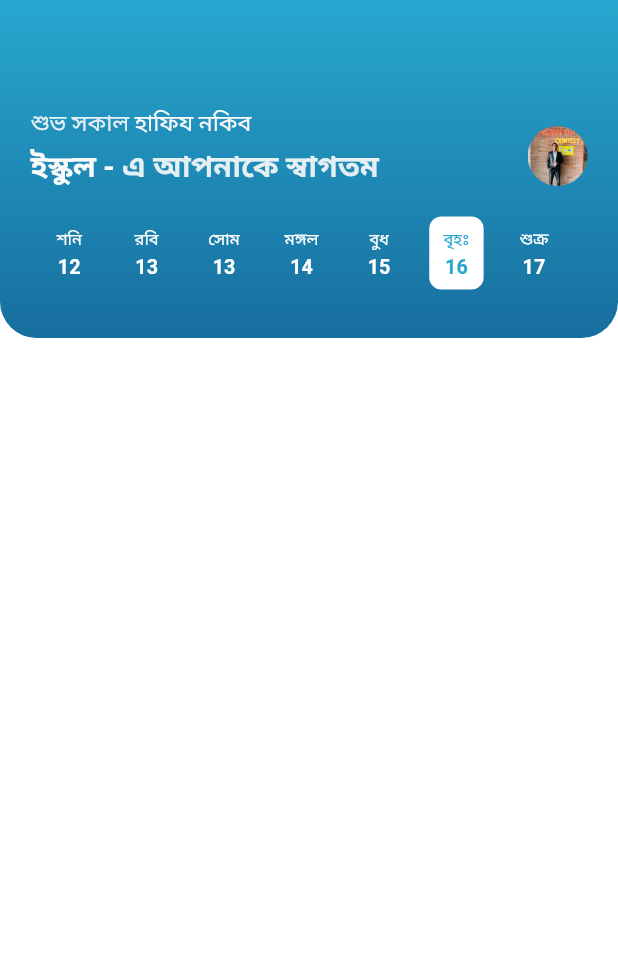
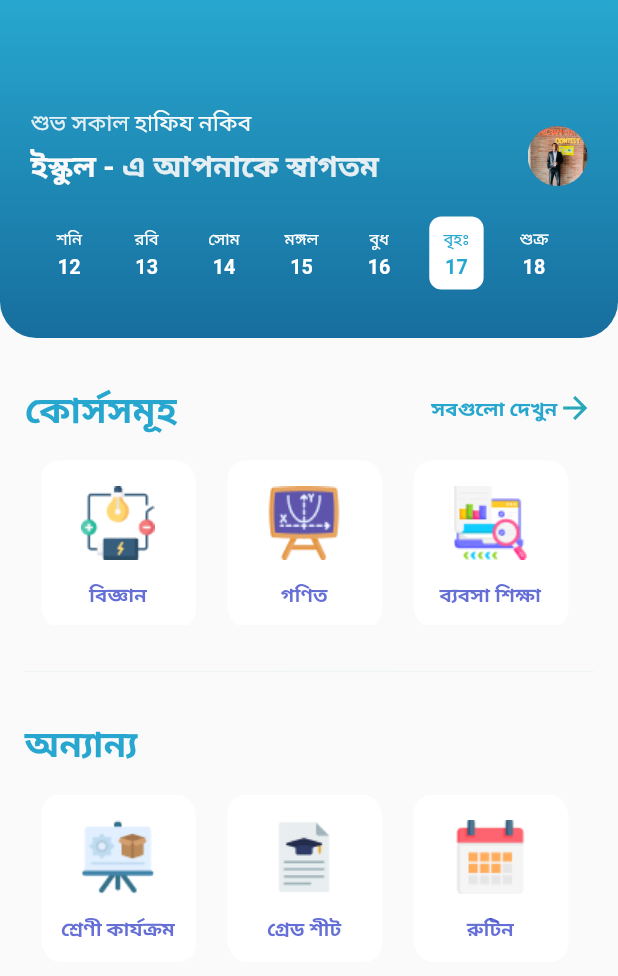
Before and after one commit to Sohag-84/school_app, a Flutter app: the DashboardScreen screen opened directly, on a phone screen of 412 x 824 dp. Shown: the top 976 px of the screen. Run offline on Flutter 3.47's test engine with Material 2 defaults, Android fonts, the phone set to English and light mode, and no system bars; our stand-ins replace flutter_screenutil, get.

Commit message:
course and other section is designed

```diff
--- a/lib/constant/app_text.dart
+++ b/lib/constant/app_text.dart
@@ -26,3 +26,18 @@ const tue = "মঙ্গল";
 const wed = "বুধ";
 const thur = "বৃহঃ";
 const fri = "শুক্র";
+
+const courses = "কোর্সসমূহ";
+const seeAll = "সবগুলো দেখুন";
+const science = "বিজ্ঞান";
+const math = "গণিত";
+const business = "ব্যবসা শিক্ষা";
+const homeScience = "গার্হস্থ্য বিজ্ঞান";
+const arts = "চারুপাঠ";
+const physicalEdu = "শারীরিক শিক্ষা";
+
+//others section
+const other = "অন্যান্য";
+const classText = "শ্রেণী কার্যক্রম";
+const grade = "গ্রেড শীট";
+const routine = "রুটিন";
--- a/lib/constant/image_path.dart
+++ b/lib/constant/image_path.dart
@@ -8,3 +8,13 @@ const icProfile = "assets/icons/profile.png";
 
 //dashboard screen image
 const imgProfile = "assets/images/profile.jpeg";
+
+//course icon
+const icScience = "assets/icons/science.png";
+const icMath = "assets/icons/math.png";
+const icBusiness = "assets/icons/business.png";
+
+//others section icon
+const icClass = "assets/icons/class.png";
+const icGrade = "assets/icons/grade.png";
+const icRoutine = "assets/icons/routine.png";
--- a/lib/constant/list.dart
+++ b/lib/constant/list.dart
@@ -1,16 +1,17 @@
 import 'package:flutter/material.dart';
+import 'package:school_app/constant/image_path.dart';
 import 'package:school_app/views/screens/dashboard_screen/dashboard_screen.dart';
 
 import 'app_text.dart';
 
 const List pageList = [
+  DashboardScreen(),
   Center(
     child: Text(menu),
   ),
   Center(
     child: Text(inbox),
   ),
-  DashboardScreen(),
   Center(
     child: Text(profile),
   ),
@@ -18,4 +19,12 @@ const List pageList = [
 
 //date list
 const List daysList = [sat, sun, mon, tue, wed, thur, fri];
-const List dateList = ["12", "13", "13", "14", "15", "16", "17"];
+const List dateList = ["12", "13", "14", "15", "16", "17", "18"];
+
+//course list
+const List courseImageList = [icScience, icMath, icBusiness, icScience, icMath];
+const List courseTextList = [science, math, business, science, math];
+
+//others section list
+const List otherImageList = [icClass, icGrade, icRoutine];
+const List otherTextList = [classText, grade, routine];
--- a/lib/main.dart
+++ b/lib/main.dart
@@ -2,6 +2,7 @@ import 'package:flutter/material.dart';
 import 'package:flutter_screenutil/flutter_screenutil.dart';
 import 'package:get/get.dart';
 import 'package:school_app/views/auth/login_screen.dart';
+import 'package:school_app/views/screens/bottom_navigation.dart';
 
 void main() {
   runApp(const MyApp());
@@ -21,7 +22,7 @@ class MyApp extends StatelessWidget {
           theme: ThemeData(
             primarySwatch: Colors.blue,
           ),
-          home: const LoginScreen(),
+          home: BottomNavigatonScreen(),
         );
       },
     );
--- /dev/null
+++ b/lib/views/screens/dashboard_screen/components/courses_list.dart
@@ -0,0 +1,36 @@
+// ignore_for_file: use_full_hex_values_for_flutter_colors, prefer_const_constructors
+
+import 'package:flutter/material.dart';
+import 'package:flutter_screenutil/flutter_screenutil.dart';
+import 'package:school_app/constant/app_text.dart';
+import 'package:school_app/constant/list.dart';
+import 'package:school_app/views/screens/dashboard_screen/widgets/custom_card.dart';
+import 'package:school_app/views/screens/dashboard_screen/widgets/custom_row.dart';
+
+class CoursesList extends StatelessWidget {
+  const CoursesList({Key? key}) : super(key: key);
+
+  @override
+  Widget build(BuildContext context) {
+    return Column(
+      children: [
+        CustomRow(title: courses),
+        SizedBox(height: 18.h),
+        SizedBox(
+          height: 108.h,
+          child: ListView.builder(
+            scrollDirection: Axis.horizontal,
+            physics: BouncingScrollPhysics(),
+            itemCount: courseImageList.length,
+            itemBuilder: (contex, index) {
+              return CustomCard(
+                image: courseImageList[index],
+                title: courseTextList[index],
+              );
+            },
+          ),
+        ),
+      ],
+    );
+  }
+}
--- /dev/null
+++ b/lib/views/screens/dashboard_screen/components/other_sction.dart
@@ -0,0 +1,42 @@
+import 'package:flutter/material.dart';
+import 'package:flutter_screenutil/flutter_screenutil.dart';
+import 'package:school_app/constant/app_colors.dart';
+import 'package:school_app/constant/app_text.dart';
+import 'package:school_app/constant/list.dart';
+import 'package:school_app/views/screens/dashboard_screen/widgets/custom_card.dart';
+
+class OtherSection extends StatelessWidget {
+  const OtherSection({Key? key}) : super(key: key);
+
+  @override
+  Widget build(BuildContext context) {
+    return Column(
+      crossAxisAlignment: CrossAxisAlignment.start,
+      children: [
+        Text(
+          other,
+          style: TextStyle(
+            fontSize: 22.sp,
+            color: selectedColor,
+            fontWeight: FontWeight.w700,
+          ),
+        ),
+        SizedBox(height: 18.h),
+         SizedBox(
+          height: 108.h,
+          child: ListView.builder(
+            scrollDirection: Axis.horizontal,
+            itemCount: otherImageList.length,
+            itemBuilder: (contex, index) {
+              return CustomCard(
+                image: otherImageList[index],
+                title: otherTextList[index],
+              );
+            },
+          ),
+        ),
+
+      ],
+    );
+  }
+}
--- a/lib/views/screens/dashboard_screen/dashboard_screen.dart
+++ b/lib/views/screens/dashboard_screen/dashboard_screen.dart
@@ -1,8 +1,11 @@
 // ignore_for_file: prefer_const_constructors
 
 import 'package:flutter/material.dart';
+import 'package:flutter_screenutil/flutter_screenutil.dart';
+import 'package:school_app/views/screens/dashboard_screen/components/courses_list.dart';
 
 import 'components/appbar_container.dart';
+import 'components/other_sction.dart';
 
 class DashboardScreen extends StatelessWidget {
   const DashboardScreen({Key? key}) : super(key: key);
@@ -10,11 +13,26 @@ class DashboardScreen extends StatelessWidget {
   @override
   Widget build(BuildContext context) {
     return Scaffold(
-      backgroundColor: Colors.white,
       body: SingleChildScrollView(
         child: Column(
           children: [
             AppBarContainer(),
+            SizedBox(height: 30.h),
+            Padding(
+              padding: EdgeInsets.symmetric(horizontal: 15.w),
+              child: Column(
+                children: [
+                  //course section
+                  CoursesList(),
+                  SizedBox(height: 30.h),
+                  Divider(height: 1.h, color: Color(0xFFEDF3F5)),
+                  SizedBox(height: 30.h),
+
+                  //other course section
+                  OtherSection(),
+                ],
+              ),
+            ),
           ],
         ),
       ),
--- /dev/null
+++ b/lib/views/screens/dashboard_screen/widgets/custom_card.dart
@@ -0,0 +1,48 @@
+// ignore_for_file: use_full_hex_values_for_flutter_colors, prefer_const_constructors
+
+import 'package:flutter/material.dart';
+import 'package:flutter_screenutil/flutter_screenutil.dart';
+
+class CustomCard extends StatelessWidget {
+  final image;
+  final String title;
+  const CustomCard({
+    super.key,
+    required this.image,
+    required this.title,
+  });
+
+  @override
+  Widget build(BuildContext context) {
+    return Container(
+      height: 107.h,
+      width: 93.w,
+      margin: EdgeInsets.symmetric(horizontal: 10.w),
+      decoration: BoxDecoration(
+        color: Colors.white,
+        borderRadius: BorderRadius.circular(12.r),
+        boxShadow: const [
+          BoxShadow(
+            color: Colors.white,
+            offset: Offset(1, 2),
+          ),
+        ],
+      ),
+      child: Column(
+        mainAxisAlignment: MainAxisAlignment.center,
+        children: [
+          Image.asset(image, height: 60.h, width: 60.w),
+          SizedBox(height: 8.h),
+          Text(
+            title,
+            style: TextStyle(
+              color: Color(0xFF223E4BCC).withOpacity(.80),
+              fontSize: 12.sp,
+              fontWeight: FontWeight.w700,
+            ),
+          ),
+        ],
+      ),
+    );
+  }
+}
--- /dev/null
+++ b/lib/views/screens/dashboard_screen/widgets/custom_row.dart
@@ -0,0 +1,42 @@
+// ignore_for_file: prefer_const_constructors
+
+import 'package:flutter/material.dart';
+import 'package:flutter_screenutil/flutter_screenutil.dart';
+import 'package:school_app/constant/app_colors.dart';
+import 'package:school_app/constant/app_text.dart';
+
+class CustomRow extends StatelessWidget {
+  final String title;
+  const CustomRow({
+    super.key,
+    required this.title,
+  });
+
+  @override
+  Widget build(BuildContext context) {
+    return Row(
+      children: [
+        Text(
+          title,
+          style: TextStyle(
+            fontSize: 22.sp,
+            color: selectedColor,
+            fontWeight: FontWeight.w700,
+          ),
+        ),
+        Spacer(),
+        Text(
+          seeAll,
+          style: TextStyle(
+              fontSize: 12.sp,
+              color: selectedColor,
+              fontWeight: FontWeight.w700),
+        ),
+        Icon(
+          Icons.arrow_forward,
+          color: Color(0xFF27A7B8),
+        ),
+      ],
+    );
+  }
+}
```
Also changed, not shown: assets/icons/business.png (added), assets/icons/class.png (added), assets/icons/grade.png (added), assets/icons/math.png (added), assets/icons/routine.png (added), assets/icons/science.png (added).
